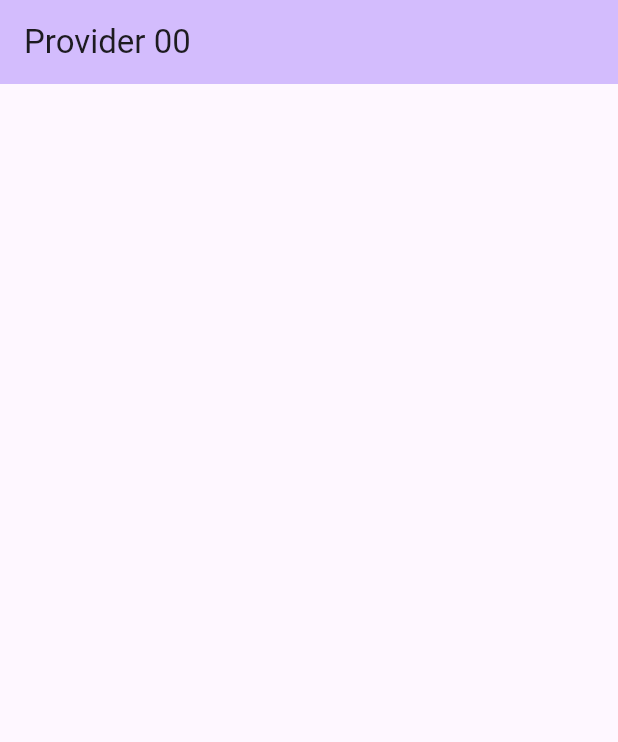
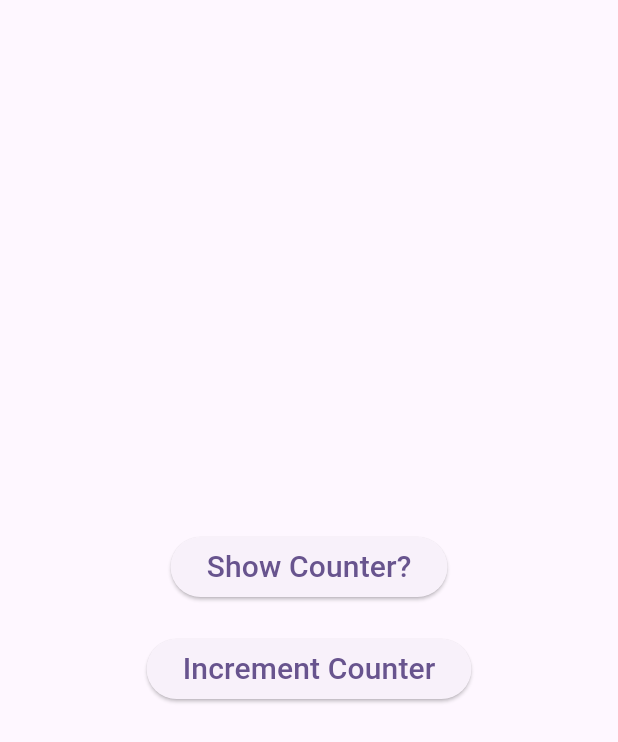
Before and after one commit to DONGL3XD/Learn_Flutter, a Flutter app: the screen it shows after launch, on a phone screen of 412 x 824 dp. Shown: the top 742 px of the screen. Run offline on Flutter 3.47's test engine with Material 3 defaults, Android fonts, the phone set to English and light mode, and no system bars.

Commit message:
25.04.25 ~Chapter 19

```diff
--- a/analysis_options.yaml
+++ b/analysis_options.yaml
@@ -7,7 +7,7 @@
 
 # The following line activates a set of recommended lints for Flutter apps,
 # packages, and plugins designed to encourage good coding practices.
-include: package:flutter_lints/flutter.yaml
+# include: package:flutter_lints/flutter.yaml
 
 linter:
   # The lint rules applied to this project can be customized in the
--- /dev/null
+++ b/lib/counter.dart
@@ -0,0 +1,10 @@
+import 'package:flutter/material.dart';
+
+class Counter with ChangeNotifier {
+  int counter = 0;
+
+  void increment() {
+    counter++;
+    notifyListeners();
+  }
+}
--- a/lib/main.dart
+++ b/lib/main.dart
@@ -3,7 +3,12 @@
 //     },
 //     "dart.previewFlutterUiGuides": true,
 
+import 'dart:nativewrappers/_internal/vm/lib/ffi_patch.dart';
+
 import 'package:flutter/material.dart';
+import 'package:myapp/ShowCounter.dart';
+import 'package:myapp/counter.dart';
+import 'package:provider/provider.dart';
 
 void main() {
   runApp(const MyApp());
@@ -16,32 +21,54 @@ class MyApp extends StatelessWidget {
   @override
   Widget build(BuildContext context) {
     return MaterialApp(
-      title: 'Provider 00',
+      title: 'Anonymous Route',
       theme: ThemeData(
         colorScheme: ColorScheme.fromSeed(seedColor: Colors.deepPurple),
         useMaterial3: true,
       ),
-      home: const MyHomePage(),
+      home: ChangeNotifierProvider(
+        create: (context) => Counter(),
+        child: MyHomePage(),
+      ),
     );
   }
 }
 
-class MyHomePage extends StatefulWidget {
+class MyHomePage extends StatelessWidget {
   const MyHomePage({super.key});
 
   @override
-  State<MyHomePage> createState() => _MyHomePageState();
-}
-
-class _MyHomePageState extends State<MyHomePage> {
-  @override
   Widget build(BuildContext context) {
     return Scaffold(
-      appBar: AppBar(
-        backgroundColor: Theme.of(context).colorScheme.inversePrimary,
-        title: Text("Provider 00"),
+      body: Center(
+        child: Column(
+          mainAxisAlignment: MainAxisAlignment.center,
+
+          children: [
+            ElevatedButton(
+              child: Text('Show Counter?', style: TextStyle(fontSize: 20)),
+              onPressed: () {
+                Navigator.push(
+                  context,
+                  MaterialPageRoute(
+                    builder: (_) {
+                      return ChangeNotifierProvider.value(
+                        value: context.read<Counter>(),
+                        child: ShowCounter(),
+                      );
+                    },
+                  ),
+                );
+              },
+            ),
+            SizedBox(height: 20),
+            ElevatedButton(
+              onPressed: context.read<Counter>().increment,
+              child: Text('Increment Counter', style: TextStyle(fontSize: 20)),
+            ),
+          ],
+        ),
       ),
-      body: Column(),
     );
   }
 }
```
Also changed, not shown: lib/ShowCounter.dart (added, +20 -0 lines).
